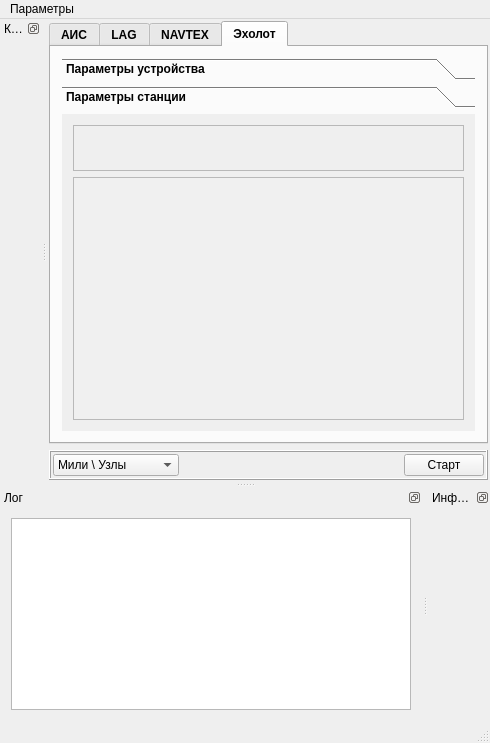
The window that Emulator/mainwindow.ui (breton75/R-Card) describes before a commit, drawn with Qt 5.
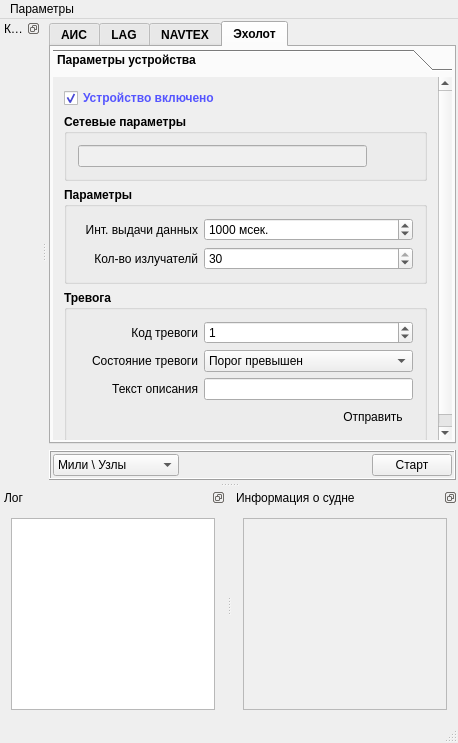
The same window after the commit. The open tabs and pages were chosen to show the change. Icons and pictures are not drawn.

What changed in the file:
```diff
--- a/Emulator/mainwindow.ui
+++ b/Emulator/mainwindow.ui
@@ -6,7 +6,7 @@
    <rect>
     <x>0</x>
     <y>0</y>
-    <width>490</width>
+    <width>439</width>
     <height>743</height>
    </rect>
   </property>
@@ -599,16 +599,6 @@
               </property>
              </widget>
             </item>
-            <item>
-             <widget class="QTextEdit" name="textMapObjectInfo">
-              <property name="styleSheet">
-               <string notr="true">background-color: rgb(240, 240, 240);</string>
-              </property>
-              <property name="readOnly">
-               <bool>true</bool>
-              </property>
-             </widget>
-            </item>
            </layout>
           </widget>
          </widget>
@@ -1681,19 +1671,31 @@
        <attribute name="title">
         <string>Эхолот</string>
        </attribute>
-       <layout class="QVBoxLayout" name="verticalLayout">
+       <layout class="QVBoxLayout" name="verticalLayout_21">
+        <property name="leftMargin">
+         <number>2</number>
+        </property>
+        <property name="topMargin">
+         <number>2</number>
+        </property>
+        <property name="rightMargin">
+         <number>2</number>
+        </property>
+        <property name="bottomMargin">
+         <number>2</number>
+        </property>
         <item>
          <widget class="QToolBox" name="toolBox_4">
           <property name="currentIndex">
-           <number>1</number>
+           <number>0</number>
           </property>
           <widget class="QWidget" name="page_4">
            <property name="geometry">
             <rect>
              <x>0</x>
              <y>0</y>
-             <width>401</width>
-             <height>450</height>
+             <width>361</width>
+             <height>488</height>
             </rect>
            </property>
            <attribute name="label">
@@ -1734,7 +1736,7 @@
                </font>
               </property>
               <property name="title">
-               <string>Внешний интерфейс</string>
+               <string>Сетевые параметры</string>
               </property>
               <layout class="QHBoxLayout" name="horizontalLayout_19">
                <item>
@@ -1797,7 +1799,7 @@
               <property name="flat">
                <bool>false</bool>
               </property>
-              <layout class="QVBoxLayout" name="verticalLayout_21">
+              <layout class="QVBoxLayout" name="verticalLayout">
                <item>
                 <layout class="QHBoxLayout" name="horizontalLayout_31">
                  <item>
@@ -1855,6 +1857,66 @@
                  </item>
                 </layout>
                </item>
+               <item>
+                <layout class="QHBoxLayout" name="horizontalLayout_36">
+                 <item>
+                  <widget class="QLabel" name="label_29">
+                   <property name="minimumSize">
+                    <size>
+                     <width>120</width>
+                     <height>0</height>
+                    </size>
+                   </property>
+                   <property name="maximumSize">
+                    <size>
+                     <width>60</width>
+                     <height>16777215</height>
+                    </size>
+                   </property>
+                   <property name="font">
+                    <font>
+                     <weight>50</weight>
+                     <bold>false</bold>
+                    </font>
+                   </property>
+                   <property name="text">
+                    <string>Кол-во излучателй</string>
+                   </property>
+                   <property name="alignment">
+                    <set>Qt::AlignRight|Qt::AlignTrailing|Qt::AlignVCenter</set>
+                   </property>
+                  </widget>
+                 </item>
+                 <item>
+                  <widget class="QSpinBox" name="spinECHOUploadInterval_2">
+                   <property name="sizePolicy">
+                    <sizepolicy hsizetype="Preferred" vsizetype="Fixed">
+                     <horstretch>0</horstretch>
+                     <verstretch>0</verstretch>
+                    </sizepolicy>
+                   </property>
+                   <property name="font">
+                    <font>
+                     <weight>50</weight>
+                     <bold>false</bold>
+                    </font>
+                   </property>
+                   <property name="suffix">
+                    <string/>
+                   </property>
+                   <property name="minimum">
+                    <number>1</number>
+                   </property>
+                   <property name="maximum">
+                    <number>30</number>
+                   </property>
+                   <property name="value">
+                    <number>30</number>
+                   </property>
+                  </widget>
+                 </item>
+                </layout>
+               </item>
               </layout>
              </widget>
             </item>
@@ -2097,122 +2159,6 @@
             </item>
            </layout>
           </widget>
-          <widget class="QWidget" name="pageNavtexParams_2">
-           <property name="geometry">
-            <rect>
-             <x>0</x>
-             <y>0</y>
-             <width>401</width>
-             <height>450</height>
-            </rect>
-           </property>
-           <attribute name="label">
-            <string>Параметры станции</string>
-           </attribute>
-           <layout class="QVBoxLayout" name="verticalLayout_22">
-            <item>
-             <widget class="QFrame" name="graphControlFrame_4">
-              <property name="frameShape">
-               <enum>QFrame::StyledPanel</enum>
-              </property>
-              <property name="frameShadow">
-               <enum>QFrame::Raised</enum>
-              </property>
-              <layout class="QHBoxLayout" name="horizontalLayout_35">
-               <item>
-                <widget class="QPushButton" name="bnEditNAVTEX_2">
-                 <property name="sizePolicy">
-                  <sizepolicy hsizetype="Fixed" vsizetype="Fixed">
-                   <horstretch>0</horstretch>
-                   <verstretch>0</verstretch>
-                  </sizepolicy>
-                 </property>
-                 <property name="text">
-                  <string/>
-                 </property>
-                 <property name="icon">
-                  <iconset resource="res.qrc">
-                   <normaloff>:/buttons/Icons/Pen.ico</normaloff>:/buttons/Icons/Pen.ico</iconset>
-                 </property>
-                 <property name="flat">
-                  <bool>true</bool>
-                 </property>
-                </widget>
-               </item>
-               <item>
-                <widget class="QPushButton" name="bnSetActive_3">
-                 <property name="sizePolicy">
-                  <sizepolicy hsizetype="Fixed" vsizetype="Fixed">
-                   <horstretch>0</horstretch>
-                   <verstretch>0</verstretch>
-                  </sizepolicy>
-                 </property>
-                 <property name="text">
-                  <string/>
-                 </property>
-                 <property name="icon">
-                  <iconset resource="res.qrc">
-                   <normaloff>:/buttons/Icons/Hand.ico</normaloff>:/buttons/Icons/Hand.ico</iconset>
-                 </property>
-                 <property name="flat">
-                  <bool>true</bool>
-                 </property>
-                </widget>
-               </item>
-               <item>
-                <spacer name="horizontalSpacer_9">
-                 <property name="orientation">
-                  <enum>Qt::Horizontal</enum>
-                 </property>
-                 <property name="sizeHint" stdset="0">
-                  <size>
-                   <width>129</width>
-                   <height>20</height>
-                  </size>
-                 </property>
-                </spacer>
-               </item>
-               <item>
-                <widget class="QPushButton" name="bnVesselPosition_3">
-                 <property name="sizePolicy">
-                  <sizepolicy hsizetype="Fixed" vsizetype="Fixed">
-                   <horstretch>0</horstretch>
-                   <verstretch>0</verstretch>
-                  </sizepolicy>
-                 </property>
-                 <property name="text">
-                  <string/>
-                 </property>
-                 <property name="icon">
-                  <iconset resource="res.qrc">
-                   <normaloff>:/buttons/Icons/Info2.ico</normaloff>:/buttons/Icons/Info2.ico</iconset>
-                 </property>
-                 <property name="flat">
-                  <bool>true</bool>
-                 </property>
-                </widget>
-               </item>
-              </layout>
-             </widget>
-            </item>
-            <item>
-             <widget class="QTextEdit" name="textNAVTEXParams_2">
-              <property name="font">
-               <font>
-                <weight>50</weight>
-                <bold>false</bold>
-               </font>
-              </property>
-              <property name="styleSheet">
-               <string notr="true">background-color: rgb(240, 240, 240);</string>
-              </property>
-              <property name="readOnly">
-               <bool>true</bool>
-              </property>
-             </widget>
-            </item>
-           </layout>
-          </widget>
          </widget>
         </item>
        </layout>
@@ -2303,7 +2249,7 @@
     <rect>
      <x>0</x>
      <y>0</y>
-     <width>490</width>
+     <width>439</width>
      <height>21</height>
     </rect>
    </property>
@@ -2371,7 +2317,18 @@
     <number>8</number>
    </attribute>
    <widget class="QWidget" name="dockWidgetContents_3">
-    <layout class="QVBoxLayout" name="verticalLayout_13"/>
+    <layout class="QVBoxLayout" name="verticalLayout_13">
+     <item>
+      <widget class="QTextEdit" name="textMapObjectInfo">
+       <property name="styleSheet">
+        <string notr="true">background-color: rgb(240, 240, 240);</string>
+       </property>
+       <property name="readOnly">
+        <bool>true</bool>
+       </property>
+      </widget>
+     </item>
+    </layout>
    </widget>
   </widget>
   <action name="actionNewVessel">
```
Left out of the diff: 66 changed lines with no effect on the pictures.
